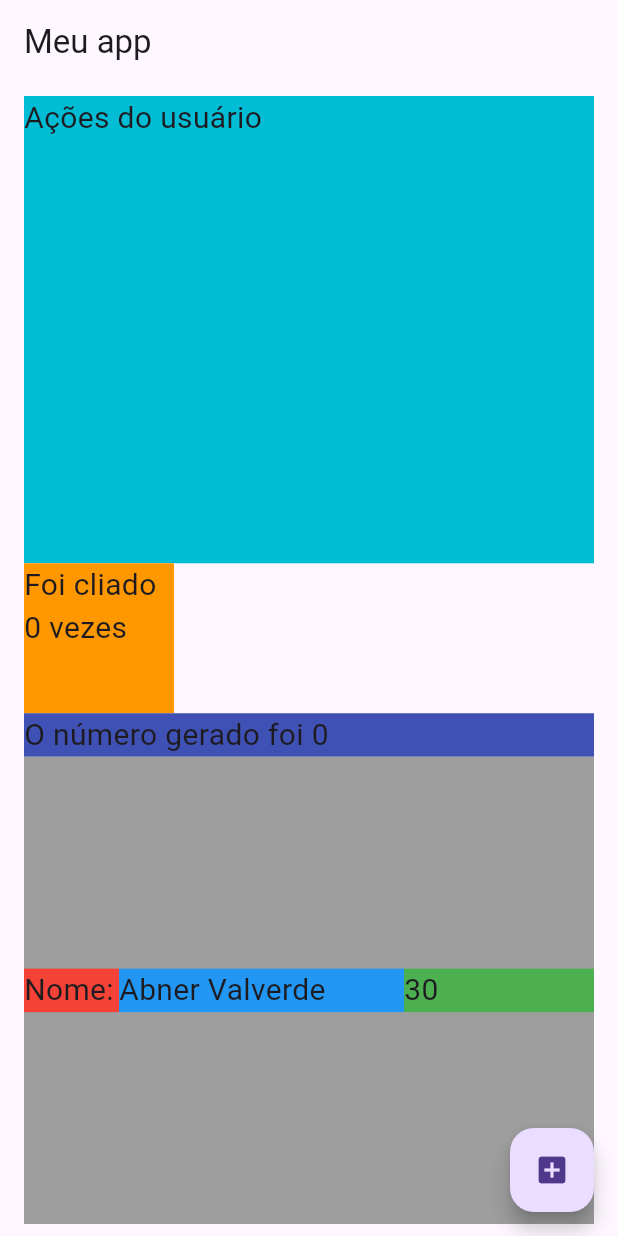
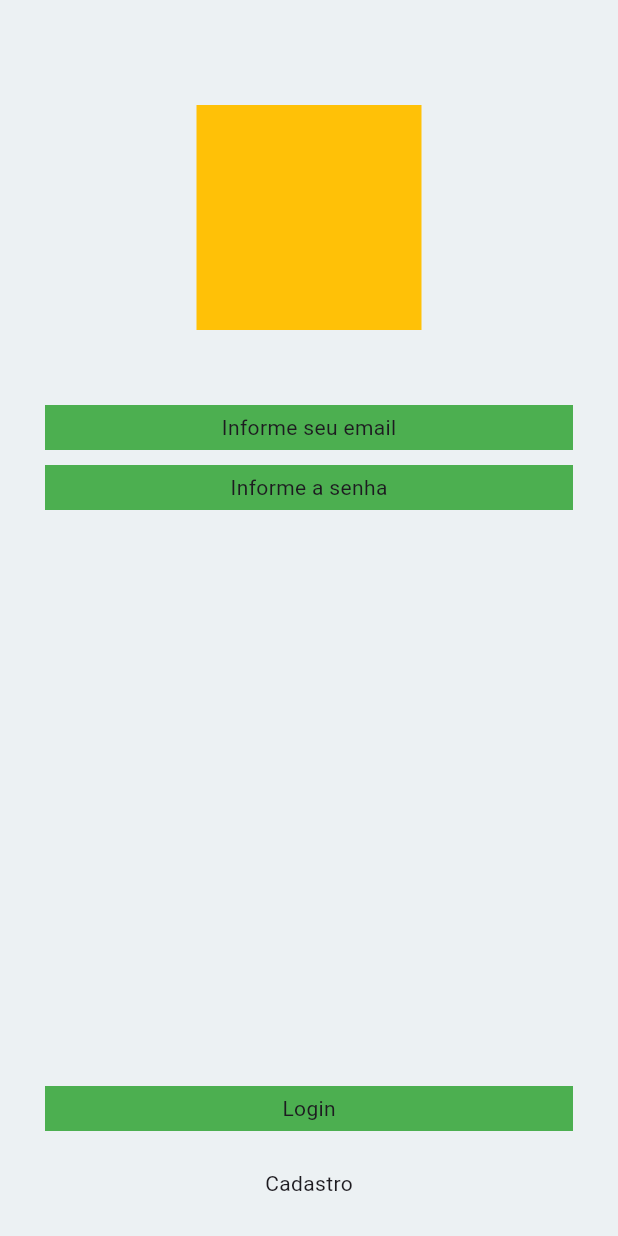
Before and after one commit to abner1abc/trilhaapp, a Flutter app: the screen it shows after launch, on a phone screen of 412 x 824 dp. Run offline on Flutter 3.47's test engine with Material 3 defaults, Android fonts, the phone set to English and light mode, and no system bars; our stand-ins replace google_fonts; Roboto replaces fonts that are missing (Acme).

Commit message:
update final homepage and add new page,LoginPage

```diff
--- a/lib/my_app.dart
+++ b/lib/my_app.dart
@@ -1,6 +1,8 @@
 import 'package:flutter/material.dart';
 import 'package:google_fonts/google_fonts.dart';
+import 'package:trilhaapp/pages/login_page.dart';
 import 'pages/home_page.dart';
+import 'pages/login_page.dart';
 
 class MyApp extends StatelessWidget {
   const MyApp({super.key});
@@ -11,9 +13,9 @@ class MyApp extends StatelessWidget {
       debugShowCheckedModeBanner: false,
       theme: ThemeData(
         primarySwatch: Colors.red,
-        textTheme: GoogleFonts.pacificoTextTheme()
+        textTheme: GoogleFonts.robotoTextTheme()
       ),
-      home: const HomePage(),
+      home: const LoginPage(),
     );
   }
 }
--- a/lib/pages/home_page.dart
+++ b/lib/pages/home_page.dart
@@ -30,14 +30,13 @@ class _HomePageState extends State<HomePage> {
           crossAxisAlignment: CrossAxisAlignment.start,
           mainAxisAlignment: MainAxisAlignment.start,
           children: [
-            Expanded(
-              child: Container(
-                width: double.infinity,
-                color: Colors.cyan,
-                child: Text(
-                  "Ações do usuário",
-                  style: GoogleFonts.acme(fontSize: 20),
-                ),
+            Container(
+              width: 200,
+              height: 200,
+              color: Colors.cyan,
+              child: Text(
+                "Ações do usuário",
+                style: GoogleFonts.acme(fontSize: 20),
               ),
             ),
             SizedBox(
--- /dev/null
+++ b/lib/pages/login_page.dart
@@ -0,0 +1,78 @@
+import 'package:flutter/material.dart';
+
+class LoginPage extends StatefulWidget {
+  const LoginPage({super.key});
+
+  @override
+  State<LoginPage> createState() => _LoginPageState();
+}
+
+class _LoginPageState extends State<LoginPage> {
+  @override
+  Widget build(BuildContext context) {
+    return SafeArea(
+      child: Scaffold(
+        backgroundColor: const Color.fromARGB(255, 236, 241, 243),
+        body: SizedBox(
+          width: double.infinity,
+          child: Column(
+            crossAxisAlignment: CrossAxisAlignment.center,
+            children: [
+              const SizedBox(
+                height: 70,
+              ),
+              Container(
+                width: 150,
+                height: 150,
+                color: Colors.amber,
+              ),
+              const SizedBox(
+                height: 50,
+              ),
+              Container(
+                width: double.infinity,
+                color: Colors.green,
+                margin: EdgeInsets.symmetric(horizontal: 30),
+                height: 30,
+                alignment: Alignment.center,
+                child: Text("Informe seu email"),
+              ),
+              const SizedBox(
+                height: 10,
+              ),
+              Container(
+                width: double.infinity,
+                color: Colors.green,
+                margin: EdgeInsets.symmetric(horizontal: 30),
+                height: 30,
+                alignment: Alignment.center,
+                child: Text("Informe a senha"),
+              ),
+              Expanded(child: Container()),
+              Container(
+                width: double.infinity,
+                color: Colors.green,
+                margin: EdgeInsets.symmetric(horizontal: 30),
+                height: 30,
+                alignment: Alignment.center,
+                child: Text("Login"),
+              ),
+              const SizedBox(
+                height: 20,
+              ),
+              Container(
+                margin: EdgeInsets.symmetric(horizontal: 30),
+                height: 30,
+                alignment: Alignment.center,
+                child: Text("Cadastro"),
+              ),
+              const SizedBox(
+                height: 20,
+              ),
+            ],
+          ),
+        ),
+      ),
+    );
+  }
+}
```
